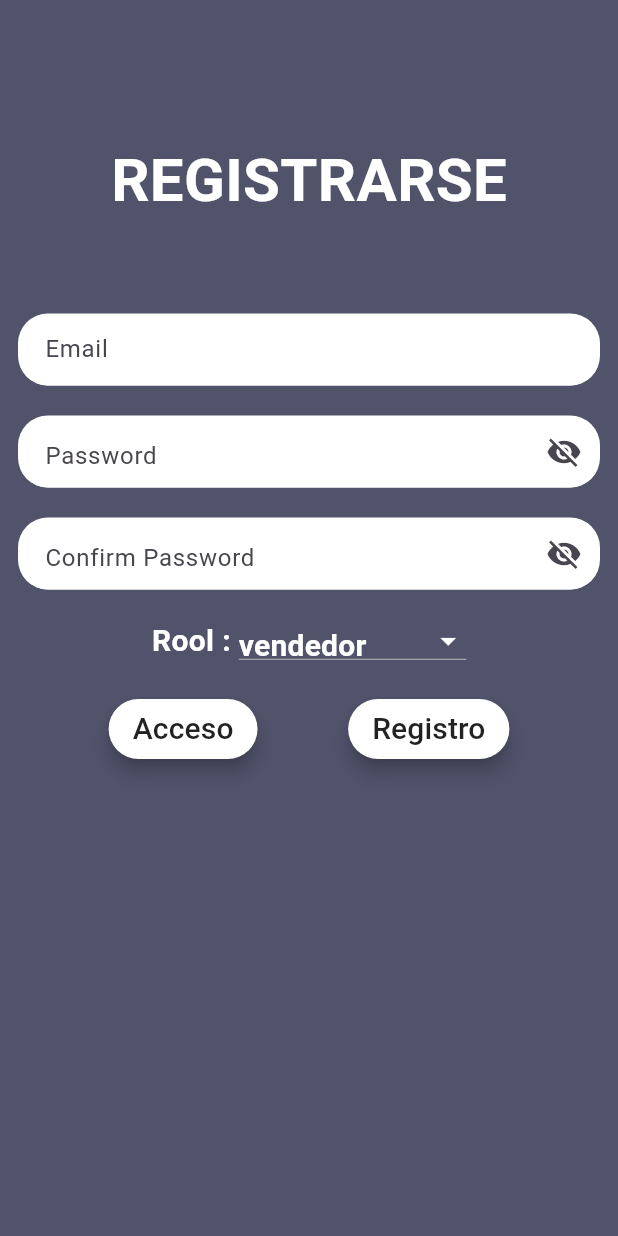
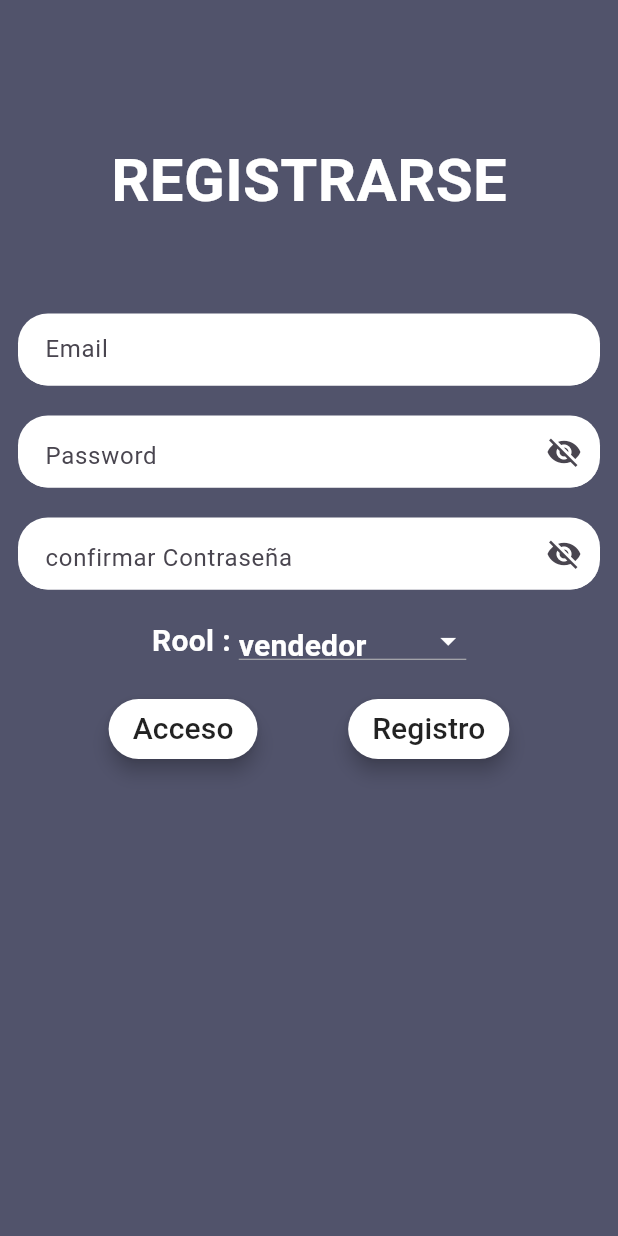
Before and after one commit to jhonatan1997ac/hormi, a Flutter app: the Register screen opened directly, on a phone screen of 412 x 824 dp. Run offline on Flutter 3.47's test engine with Material 3 defaults, Android fonts, the phone set to English and light mode, and no system bars; our stand-ins replace cloud_firestore, firebase_auth, firebase_core; accounts and stored records are empty.

Commit message:
cambio de idiomas

```diff
--- a/lib/main.dart
+++ b/lib/main.dart
@@ -1,4 +1,3 @@
-import 'package:apphormi/login/login.dart';
 import 'package:apphormi/pages/inicio/Inicio/inicio_secion.dart';
 import 'package:apphormi/pages/inicio/home.dart';
 import 'package:apphormi/pages/inicio/usabilidad/calendario.dart';
@@ -50,7 +49,6 @@ class _MyAppState extends State<MyApp> {
       debugShowCheckedModeBanner: false,
       initialRoute: '/logpag',
       routes: {
-        '/': (context) => const HomeScreen(),
         '/agg': (context) => const agregarDatos(),
         '/edit': (context) => const EditarDatos(),
         '/usu': (context) => const Usuario(),
--- a/lib/pages/loging/registrar.dart
+++ b/lib/pages/loging/registrar.dart
@@ -3,7 +3,6 @@ import 'package:cloud_firestore/cloud_firestore.dart';
 import 'package:firebase_auth/firebase_auth.dart';
 import 'package:flutter/material.dart';
 import 'login.dart';
-// import 'model.dart';
 
 class Register extends StatefulWidget {
   @override
@@ -19,11 +18,11 @@ class _RegisterState extends State<Register> {
   final _formkey = GlobalKey<FormState>();
   final _auth = FirebaseAuth.instance;
 
-  final TextEditingController passwordController = new TextEditingController();
+  final TextEditingController passwordController = TextEditingController();
   final TextEditingController confirmpassController = TextEditingController();
-  final TextEditingController name = new TextEditingController();
-  final TextEditingController emailController = new TextEditingController();
-  final TextEditingController mobile = new TextEditingController();
+  final TextEditingController name = TextEditingController();
+  final TextEditingController emailController = TextEditingController();
+  final TextEditingController mobile = TextEditingController();
   bool _isObscure = true;
   bool _isObscure2 = true;
   File? file;
@@ -36,7 +35,12 @@ class _RegisterState extends State<Register> {
 
   @override
   Widget build(BuildContext context) {
-    return Scaffold(
+    return WillPopScope(
+      onWillPop: () async {
+        Navigator.pushReplacementNamed(context, '/logpag');
+        return false;
+      },
+      child: Scaffold(
         body: SingleChildScrollView(
           child: Column(
             children: <Widget>[
@@ -46,7 +50,7 @@ class _RegisterState extends State<Register> {
                 height: MediaQuery.of(context).size.height,
                 child: SingleChildScrollView(
                   child: Container(
-                  margin: EdgeInsets.all(12),
+                    margin: const EdgeInsets.all(12),
                     child: Form(
                       key: _formkey,
                       child: Column(
@@ -56,7 +60,7 @@ class _RegisterState extends State<Register> {
                           const SizedBox(
                             height: 80,
                           ),
-                        Text(
+                          const Text(
                             "REGISTRARSE",
                             style: TextStyle(
                               fontWeight: FontWeight.bold,
@@ -64,10 +68,10 @@ class _RegisterState extends State<Register> {
                               fontSize: 40,
                             ),
                           ),
-                        SizedBox(
+                          const SizedBox(
                             height: 10,
                           ),
-                        SizedBox(
+                          const SizedBox(
                             height: 50,
                           ),
                           TextFormField(
@@ -80,22 +84,24 @@ class _RegisterState extends State<Register> {
                               contentPadding: const EdgeInsets.only(
                                   left: 14.0, bottom: 8.0, top: 8.0),
                               focusedBorder: OutlineInputBorder(
-                              borderSide: new BorderSide(color: Colors.white),
-                              borderRadius: new BorderRadius.circular(20),
+                                borderSide:
+                                    const BorderSide(color: Colors.white),
+                                borderRadius: BorderRadius.circular(20),
                               ),
                               enabledBorder: UnderlineInputBorder(
-                              borderSide: new BorderSide(color: Colors.white),
-                              borderRadius: new BorderRadius.circular(20),
+                                borderSide:
+                                    const BorderSide(color: Colors.white),
+                                borderRadius: BorderRadius.circular(20),
                               ),
                             ),
                             validator: (value) {
-                            if (value!.length == 0) {
-                              return "Email cannot be empty";
+                              if (value!.isEmpty) {
+                                return "El correo electrónico no puede estar vacío.";
                               }
                               if (!RegExp(
                                       "^[a-zA-Z0-9+_.-]+@[a-zA-Z0-9.-]+.[a-z]")
                                   .hasMatch(value)) {
-                              return ("Please enter a valid email");
+                                return ("Por favor introduzca una dirección de correo electrónico válida");
                               } else {
                                 return null;
                               }
@@ -103,7 +109,7 @@ class _RegisterState extends State<Register> {
                             onChanged: (value) {},
                             keyboardType: TextInputType.emailAddress,
                           ),
-                        SizedBox(
+                          const SizedBox(
                             height: 20,
                           ),
                           TextFormField(
@@ -126,28 +132,30 @@ class _RegisterState extends State<Register> {
                               contentPadding: const EdgeInsets.only(
                                   left: 14.0, bottom: 8.0, top: 15.0),
                               focusedBorder: OutlineInputBorder(
-                              borderSide: new BorderSide(color: Colors.white),
-                              borderRadius: new BorderRadius.circular(20),
+                                borderSide:
+                                    const BorderSide(color: Colors.white),
+                                borderRadius: BorderRadius.circular(20),
                               ),
                               enabledBorder: UnderlineInputBorder(
-                              borderSide: new BorderSide(color: Colors.white),
-                              borderRadius: new BorderRadius.circular(20),
+                                borderSide:
+                                    const BorderSide(color: Colors.white),
+                                borderRadius: BorderRadius.circular(20),
                               ),
                             ),
                             validator: (value) {
-                            RegExp regex = new RegExp(r'^.{6,}$');
+                              RegExp regex = RegExp(r'^.{6,}$');
                               if (value!.isEmpty) {
-                              return "Password cannot be empty";
+                                return "La contraseña no puede estar vacía";
                               }
                               if (!regex.hasMatch(value)) {
-                              return ("please enter valid password min. 6 character");
+                                return ("por favor ingrese una contraseña válida min. 6 caracteres");
                               } else {
                                 return null;
                               }
                             },
                             onChanged: (value) {},
                           ),
-                        SizedBox(
+                          const SizedBox(
                             height: 20,
                           ),
                           TextFormField(
@@ -165,36 +173,38 @@ class _RegisterState extends State<Register> {
                                   }),
                               filled: true,
                               fillColor: Colors.white,
-                            hintText: 'Confirm Password',
+                              hintText: 'confirmar Contraseña',
                               enabled: true,
                               contentPadding: const EdgeInsets.only(
                                   left: 14.0, bottom: 8.0, top: 15.0),
                               focusedBorder: OutlineInputBorder(
-                              borderSide: new BorderSide(color: Colors.white),
-                              borderRadius: new BorderRadius.circular(20),
+                                borderSide:
+                                    const BorderSide(color: Colors.white),
+                                borderRadius: BorderRadius.circular(20),
                               ),
                               enabledBorder: UnderlineInputBorder(
-                              borderSide: new BorderSide(color: Colors.white),
-                              borderRadius: new BorderRadius.circular(20),
+                                borderSide:
+                                    const BorderSide(color: Colors.white),
+                                borderRadius: BorderRadius.circular(20),
                               ),
                             ),
                             validator: (value) {
                               if (confirmpassController.text !=
                                   passwordController.text) {
-                              return "Password did not match";
+                                return "La contraseña no coincidió";
                               } else {
                                 return null;
                               }
                             },
                             onChanged: (value) {},
                           ),
-                        SizedBox(
+                          const SizedBox(
                             height: 20,
                           ),
                           Row(
                             mainAxisAlignment: MainAxisAlignment.center,
                             children: [
-                            Text(
+                              const Text(
                                 "Rool : ",
                                 style: TextStyle(
                                   fontSize: 20,
@@ -213,7 +223,7 @@ class _RegisterState extends State<Register> {
                                     value: dropDownStringItem,
                                     child: Text(
                                       dropDownStringItem,
-                                    style: TextStyle(
+                                      style: const TextStyle(
                                         color: Colors.white,
                                         fontWeight: FontWeight.bold,
                                         fontSize: 20,
@@ -231,7 +241,7 @@ class _RegisterState extends State<Register> {
                               ),
                             ],
                           ),
-                        SizedBox(
+                          const SizedBox(
                             height: 20,
                           ),
                           Row(
@@ -239,32 +249,27 @@ class _RegisterState extends State<Register> {
                             crossAxisAlignment: CrossAxisAlignment.end,
                             children: [
                               MaterialButton(
-                              shape: RoundedRectangleBorder(
-                                  borderRadius:
-                                      BorderRadius.all(Radius.circular(20.0))),
+                                shape: const RoundedRectangleBorder(
+                                    borderRadius: BorderRadius.all(
+                                        Radius.circular(20.0))),
                                 elevation: 5.0,
                                 height: 40,
                                 onPressed: () {
-                                CircularProgressIndicator();
-                                Navigator.push(
-                                  context,
-                                  MaterialPageRoute(
-                                    builder: (context) => LoginPage(),
-                                  ),
-                                );
+                                  Navigator.pushReplacementNamed(
+                                      context, '/logpag');
                                 },
-                              child: Text(
+                                color: Colors.white,
+                                child: const Text(
                                   "Acceso",
                                   style: TextStyle(
                                     fontSize: 20,
                                   ),
                                 ),
-                              color: Colors.white,
                               ),
                               MaterialButton(
-                              shape: RoundedRectangleBorder(
-                                  borderRadius:
-                                      BorderRadius.all(Radius.circular(20.0))),
+                                shape: const RoundedRectangleBorder(
+                                    borderRadius: BorderRadius.all(
+                                        Radius.circular(20.0))),
                                 elevation: 5.0,
                                 height: 40,
                                 onPressed: () {
@@ -296,6 +301,7 @@ class _RegisterState extends State<Register> {
             ],
           ),
         ),
+      ),
     );
   }
 
@@ -314,9 +320,20 @@ class _RegisterState extends State<Register> {
     // ignore: unused_local_variable
     FirebaseFirestore firebaseFirestore = FirebaseFirestore.instance;
     var user = _auth.currentUser;
-    CollectionReference ref = FirebaseFirestore.instance.collection('Users');
+    CollectionReference ref = FirebaseFirestore.instance.collection('users');
     ref.doc(user!.uid).set({'email': emailController.text, 'rool': rool});
-    Navigator.pushReplacement(
-        context, MaterialPageRoute(builder: (context) => LoginPage()));
+    Navigator.pushReplacementNamed(context, '/logpag');
   }
 }
+
+void main() {
+  runApp(
+    MaterialApp(
+      initialRoute: '/',
+      routes: {
+        '/': (context) => Register(),
+        '/logpag': (context) => const LoginPage(),
+      },
+    ),
+  );
+}
```
Also changed, not shown: lib/login/login.dart (deleted, +0 -110 lines), lib/pages/loging/login.dart (+19 -17 lines). Lines whose indentation alone changed are shown as unchanged.
